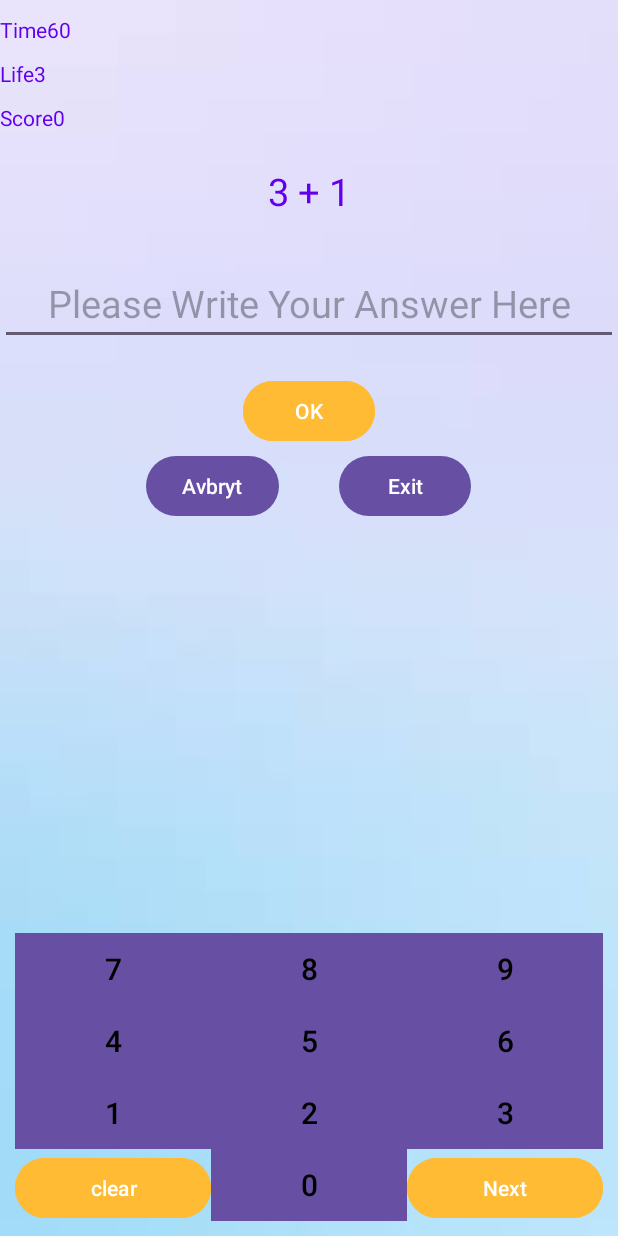
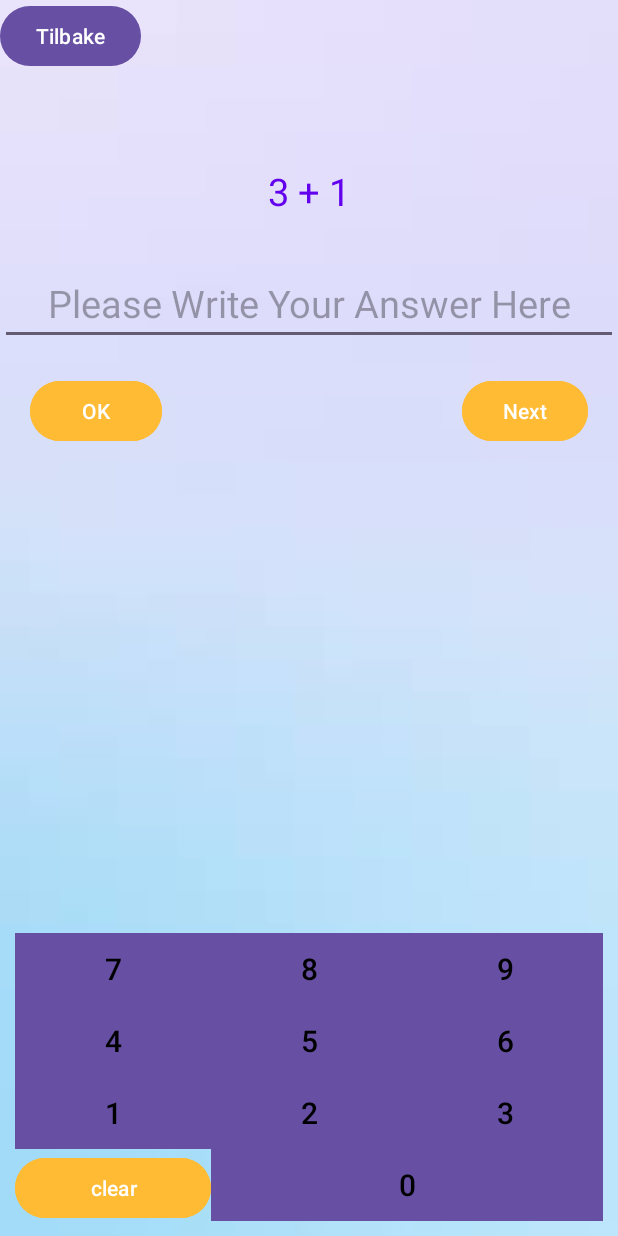
Before and after one commit to Latifa-Ajram/Spill, an Android app: the StartGame screen opened directly, with no data from a screen before it, on a phone screen of 412 x 824 dp. Run offline under Robolectric (Android 15) with nearby library versions, the phone set to English and light mode, and no system bars.

Commit message:
jobbet med layouts og buttons programering

```diff
--- a/app/src/main/java/com/example/project1/StartGame.java
+++ b/app/src/main/java/com/example/project1/StartGame.java
@@ -48,27 +48,28 @@ public class StartGame extends AppCompatActivity {
             @Override
             public void onClick(View view) {
 
-                if (questions.size() == 0) {
-                    textViewQuestion.setText("no more to answer.");
-                    return;
-                }
+
+                if (questions.size() != 0 && questions.size() != math_answers.length) {
                     int cQuestionInd = questions.get(questions.size() - 1);
                     String ans = editTextAnswer.getText().toString();
                     String correctAns = math_answers[cQuestionInd];
                     if (ans.equals(correctAns)) {
                         textViewQuestion.setText("Correct!");
+
                     } else {
-                    textViewQuestion.setText("Incorrect!!");
+                        textViewQuestion.setText("Incorrect!");
                     }
+
+                }
+
+                else { textViewQuestion.setText("no more Questions to answer!");}
+
             }
 
 
         });
 
-      /*
-        int randomIndex = new Random().nextInt(math_questions.length);
-        newArray[randomIndex] = math_questions[randomIndex];
-        textViewQuestion.setText(math_questions[randomIndex]);*/
+
         Button nextButton = findViewById(R.id.buttonNext);
 
         nextButton.setOnClickListener(new View.OnClickListener() {
@@ -78,29 +79,26 @@ public class StartGame extends AppCompatActivity {
 
                 if (questions.size() == math_answers.length) {
 
-                        textViewQuestion.setText("You have answered all questions");
+                    textViewQuestion.setText("You have answered all questions, go to the main screen");
 
-                       /*int randomIndex = new Random().nextInt(math_questions.length);
-                        newArray[randomIndex] = math_questions[randomIndex];
-                        textViewQuestion.setText(math_questions[randomIndex]);*/
+
                     } else {
                         randomQuestion();
+
                     }
 
 
             }
         });
 
-                       /*int randomIndex = new Random().nextInt(math_questions.length);
-                        newArray[randomIndex] = math_questions[randomIndex];
-                        textViewQuestion.setText(math_questions[randomIndex]);*/
+
 
         Button AvbrytButton = findViewById(R.id.buttonAvbryt);
 
         AvbrytButton.setOnClickListener(new View.OnClickListener() {
             @Override
             public void onClick(View view) {
-                if (questions.size() != math_answers.length) {
+                if (questions.size() != math_answers.length ) {
                     // Hvis det er ubesvarte spørsmål, vis en dialogboks.
                     AlertDialog.Builder builder = new AlertDialog.Builder(StartGame.this);
                     builder.setMessage("Er du sikker på at du vil avslutte spillet?")
@@ -120,13 +118,16 @@ public class StartGame extends AppCompatActivity {
                             });
                     AlertDialog dialog = builder.create();
                     dialog.show();
-                } else {
-                    // Hvis alle spørsmål er besvart, kan du la brukeren fortsette spillet.
-                    randomQuestion();
                 }
+
+                if(questions.size() == math_answers.length)
+                {
+                    finish();
+                }
+
             }
         });
-
+/*
         Button knapp2 = findViewById(R.id.button2);
         Intent i = new Intent(this, MainActivity.class);
         knapp2.setOnClickListener(new View.OnClickListener()
@@ -138,7 +139,7 @@ public class StartGame extends AppCompatActivity {
                 finish();
             }
         });
-
+*/
     }
 
         void randomQuestion () {
--- a/app/src/main/res/layout-land/activity_start_game.xml
+++ b/app/src/main/res/layout-land/activity_start_game.xml
@@ -6,86 +6,20 @@
     android:background="@drawable/barn3"
     tools:context=".StartGame">
 
-<LinearLayout
-    android:layout_width="match_parent"
-    android:layout_height="wrap_content"
-    android:layout_centerHorizontal="true"
-    android:orientation="horizontal"
-    android:layout_marginTop="10dp">
 
 
-    <!-- Score -->
     <LinearLayout
-        android:id="@+id/llScore"
         android:layout_width="match_parent"
         android:layout_height="wrap_content"
-        android:orientation="horizontal"
-        android:layout_weight="1">
-
-        <TextView
-            android:id="@+id/textViewScore"
+        android:layout_centerHorizontal="true"
+    android:layout_marginTop="10dp">
+        <Button
+            android:id="@+id/buttonAvbryt"
             android:layout_width="wrap_content"
             android:layout_height="wrap_content"
-            android:text="Score"
-            android:textColor="@color/design_default_color_primary" />
+            android:text="Tilbake" />
 
-        <TextView
-            android:id="@+id/textView2"
-            android:layout_width="wrap_content"
-            android:layout_height="wrap_content"
-            android:text="0"
-            android:textColor="@color/design_default_color_primary" />
     </LinearLayout>
-
-    <!-- Life -->
-    <LinearLayout
-        android:id="@+id/llLife"
-        android:layout_width="match_parent"
-        android:layout_height="wrap_content"
-        android:layout_below="@id/llScore"
-        android:orientation="horizontal"
-        android:layout_weight="1">
-
-        <TextView
-            android:id="@+id/textViewLife"
-            android:layout_width="wrap_content"
-            android:layout_height="wrap_content"
-            android:text="Life"
-            android:textColor="@color/design_default_color_primary" />
-
-        <TextView
-            android:id="@+id/textView4"
-            android:layout_width="wrap_content"
-            android:layout_height="wrap_content"
-            android:text="3"
-            android:textColor="@color/design_default_color_primary" />
-    </LinearLayout>
-
-    <!-- Time -->
-    <LinearLayout
-        android:id="@+id/llTime"
-        android:layout_width="match_parent"
-        android:layout_height="wrap_content"
-        android:layout_below="@id/llLife"
-        android:orientation="horizontal"
-        android:layout_weight="1">
-
-        <TextView
-            android:id="@+id/textViewTime"
-            android:layout_width="wrap_content"
-            android:layout_height="wrap_content"
-            android:text="Time"
-            android:textColor="@color/design_default_color_primary" />
-
-        <TextView
-            android:id="@+id/textView6"
-            android:layout_width="wrap_content"
-            android:layout_height="wrap_content"
-            android:text="60"
-            android:textColor="@color/design_default_color_primary" />
-    </LinearLayout>
-
-</LinearLayout>
 
     <!-- Question -->
     <TextView
--- a/app/src/main/res/layout/activity_start_game.xml
+++ b/app/src/main/res/layout/activity_start_game.xml
@@ -7,92 +7,23 @@
     tools:context=".StartGame">
 
 
-    <!-- Score -->
-
     <LinearLayout
         android:layout_width="match_parent"
         android:layout_height="wrap_content"
         android:orientation="vertical">
-
-        <LinearLayout
-            android:id="@+id/llTime"
+        <Button
+            android:id="@+id/buttonAvbryt"
             android:layout_width="wrap_content"
             android:layout_height="wrap_content"
-            android:layout_marginTop="10dp"
-            android:layout_weight="1"
-            android:orientation="horizontal">
+            android:text="Tilbake" />
 
-            <TextView
-                android:id="@+id/textViewTime"
-                android:layout_width="wrap_content"
-                android:layout_height="wrap_content"
-                android:text="Time"
-                android:textColor="@color/design_default_color_primary" />
-
-            <TextView
-                android:id="@+id/textView6"
-                android:layout_width="wrap_content"
-                android:layout_height="wrap_content"
-                android:text="60"
-                android:textColor="@color/design_default_color_primary" />
-        </LinearLayout>
-
-        <LinearLayout
-            android:id="@+id/llLife"
-            android:layout_width="wrap_content"
-            android:layout_height="wrap_content"
-            android:layout_marginTop="10dp"
-            android:layout_weight="1"
-            android:orientation="horizontal">
-
-            <TextView
-                android:id="@+id/textViewLife"
-                android:layout_width="wrap_content"
-                android:layout_height="wrap_content"
-                android:text="Life"
-                android:textColor="@color/design_default_color_primary" />
-
-            <TextView
-                android:id="@+id/textView4"
-                android:layout_width="wrap_content"
-                android:layout_height="wrap_content"
-                android:text="3"
-                android:textColor="@color/design_default_color_primary" />
-        </LinearLayout>
-
-        <LinearLayout
-            android:id="@+id/llScore"
-            android:layout_width="match_parent"
-            android:layout_height="wrap_content"
-            android:layout_marginTop="10dp"
-            android:orientation="horizontal">
-
-            <TextView
-                android:id="@+id/textViewScore"
-                android:layout_width="wrap_content"
-                android:layout_height="wrap_content"
-                android:text="Score"
-                android:textColor="@color/design_default_color_primary" />
-
-            <TextView
-                android:id="@+id/textView2"
-                android:layout_width="wrap_content"
-                android:layout_height="wrap_content"
-                android:text="0"
-                android:textColor="@color/design_default_color_primary" />
-        </LinearLayout>
     </LinearLayout>
 
-    <!-- Life -->
 
-    <!-- Time -->
-
-    <!-- Question -->
     <TextView
         android:id="@+id/textViewQuestion"
         android:layout_width="wrap_content"
         android:layout_height="wrap_content"
-        android:layout_below="@id/llTime"
         android:layout_centerHorizontal="true"
         android:layout_marginTop="100dp"
         android:paddingTop="10dp"
@@ -114,39 +45,31 @@
         android:textColor="@color/design_default_color_primary"
         android:textSize="25sp" />
 
+
     <Button
         android:id="@+id/buttonOk"
         android:layout_width="wrap_content"
         android:layout_height="wrap_content"
         android:layout_below="@+id/editTextAnswer"
-        android:layout_centerHorizontal="true"
         android:layout_marginTop="20dp"
         android:backgroundTint="@android:color/holo_orange_light"
-        android:gravity="center"
         android:onClick="okButton"
+        android:layout_marginLeft="20dp"
         android:text="OK" />
 
-    <LinearLayout
-        android:layout_width="match_parent"
+    <Button
+        android:id="@+id/buttonNext"
+        android:layout_width="wrap_content"
         android:layout_height="wrap_content"
-        android:gravity="center_horizontal">
-
-        <Button
-            android:id="@+id/buttonAvbryt"
-            android:layout_width="wrap_content"
-            android:layout_height="wrap_content"
-            android:layout_marginTop="300dp"
-            android:layout_marginRight="40dp"
-            android:text="Avbryt" />
-
-        <Button
-            android:id="@+id/button2"
-            android:layout_width="wrap_content"
-            android:layout_height="wrap_content"
-            android:layout_marginTop="300dp"
-            android:gravity="center"
-            android:text="Exit" />
-    </LinearLayout>
+        android:layout_below="@+id/editTextAnswer"
+        android:layout_centerHorizontal="true"
+        android:layout_marginLeft="200dp"
+        android:layout_marginRight="20dp"
+        android:layout_marginTop="20dp"
+        android:layout_toRightOf="@+id/buttonOk"
+        android:backgroundTint="@android:color/holo_orange_light"
+        android:onClick="nextButton"
+        android:text="Next" />
 
     <LinearLayout
         android:layout_width="match_parent"
@@ -288,7 +211,7 @@
                 android:id="@+id/buttonClear"
                 android:layout_width="wrap_content"
                 android:layout_height="wrap_content"
-                android:layout_weight="1"
+                android:layout_weight="0.5"
                 android:backgroundTint="@android:color/holo_orange_light"
                 android:onClick="clearButton"
                 android:text="clear" />
@@ -297,21 +220,14 @@
                 android:id="@+id/btn0"
                 android:layout_width="wrap_content"
                 android:layout_height="wrap_content"
-                android:layout_weight="1"
+                android:layout_weight="2"
                 android:background="@color/white"
                 android:onClick="zero"
                 android:text="0"
                 android:textColor="@color/black"
                 android:textSize="20sp" />
 
-            <Button
-                android:id="@+id/buttonNext"
-                android:layout_width="wrap_content"
-                android:layout_height="wrap_content"
-                android:layout_weight="1"
-                android:backgroundTint="@android:color/holo_orange_light"
-                android:onClick="nextButton"
-                android:text="Next" />
+
 
         </LinearLayout>
 
```
Lines whose indentation alone changed are shown as unchanged.
